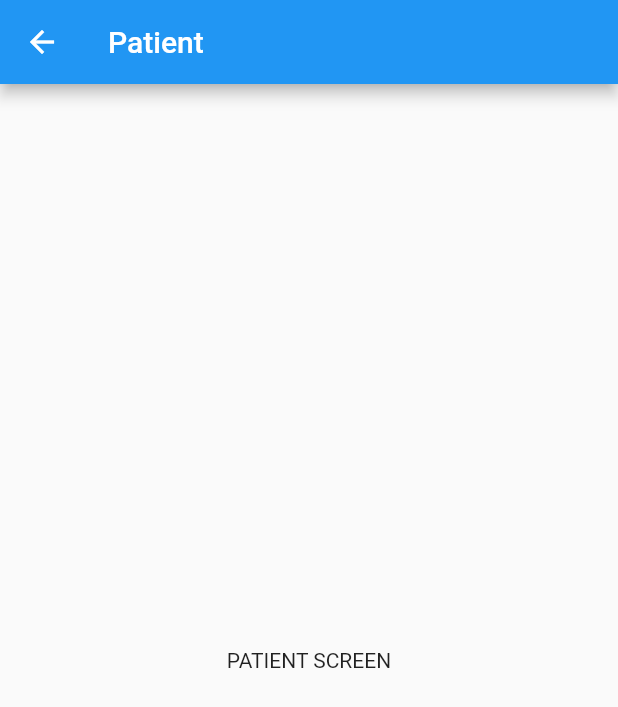
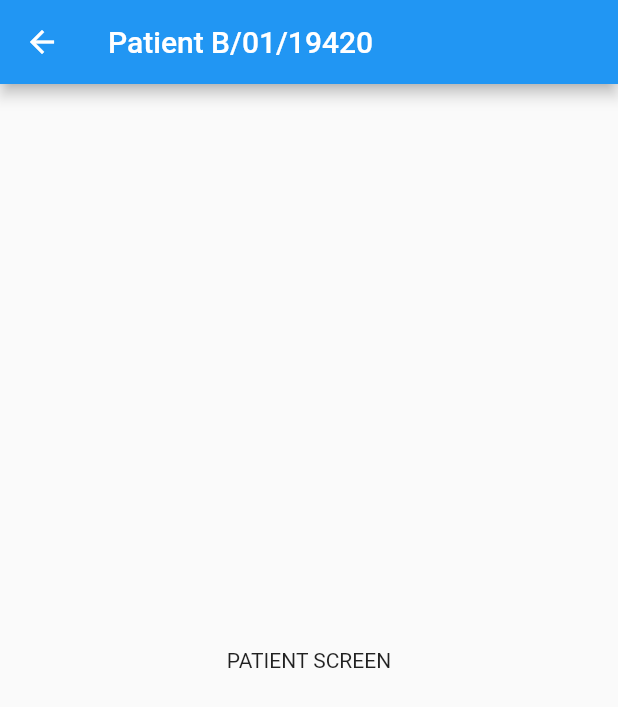
Before and after one commit to chrisly-bear/PEBRApp, a Flutter app: the screen it shows after launch, after a tap on an icon or button, on a phone screen of 412 x 824 dp. Shown: the top 707 px of the screen. Run offline on Flutter 3.47's test engine with Material 2 defaults, Android fonts, the phone set to English and light mode, and no system bars.

Commit message:
Pass patient id to patient screen.

```diff
--- a/lib/screens/MainScreen.dart
+++ b/lib/screens/MainScreen.dart
@@ -78,11 +78,11 @@ class MainScreenState extends State<MainScreen> {
     );
   }
 
-  void _pushPatientScreen() {
+  void _pushPatientScreen(patientId) {
     Navigator.of(context).push(
       new MaterialPageRoute<void>(
         builder: (BuildContext context) {
-          return PatientScreen();
+          return PatientScreen(patientId);
         },
       ),
     );
@@ -109,6 +109,7 @@ class MainScreenState extends State<MainScreen> {
     final random = Random();
     for (var i = 0; i < numberOfPatients; i++) {
       final randomPatientId = random.nextInt(100000).toString().padLeft(5, '0');
+      final patientId = 'B/01/$randomPatientId';
       _patients.add(Card(
         margin: i == numberOfPatients - 1
             ? EdgeInsets.only(
@@ -123,7 +124,7 @@ class MainScreenState extends State<MainScreen> {
                 right: _paddingHorizontal),
         clipBehavior: Clip.antiAlias,
         child: InkWell(
-            onTap: _pushPatientScreen,
+            onTap: () {_pushPatientScreen(patientId);},
             // Generally, material cards use onSurface with 12% opacity for the pressed state.
             splashColor:
                 Theme.of(context).colorScheme.onSurface.withOpacity(0.12),
@@ -133,7 +134,7 @@ class MainScreenState extends State<MainScreen> {
                 padding: EdgeInsets.symmetric(vertical: 20, horizontal: 10),
                 child: Row(
                   children: <Widget>[
-                    _formatText('B/01/$randomPatientId'),
+                    _formatText(patientId),
                     _formatText('02.02.2019'),
                     _formatText('VHW'),
                     Icon(Icons.home),
--- a/lib/screens/PatientScreen.dart
+++ b/lib/screens/PatientScreen.dart
@@ -1,11 +1,16 @@
 import 'package:flutter/material.dart';
 
 class PatientScreen extends StatelessWidget {
+
+  final _patientId;
+
+  PatientScreen(this._patientId);
+
   @override
   Widget build(BuildContext context) {
     return Scaffold(
         appBar: AppBar(
-          title: const Text('Patient'),
+          title: Text('Patient ${this._patientId}'),
         ),
         body: Center(
           child: Text('PATIENT SCREEN'),
```
